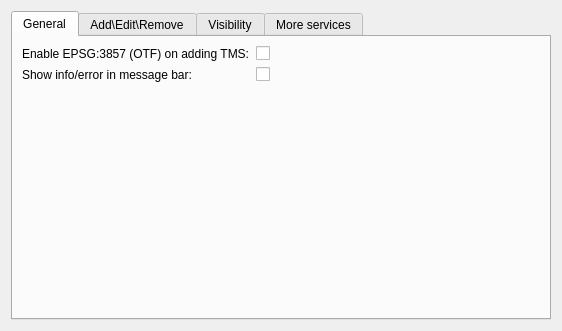
First picture: the form in src/quick_map_services/gui/qms_settings_page_base.ui, repository nextgis/quickmapservices, before the edit.
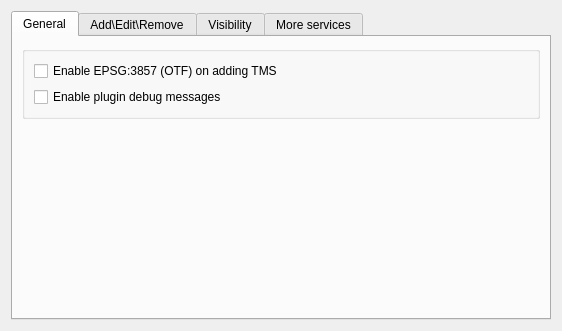
Second picture: the form after the edit.

What changed in the file:
```diff
--- a/src/quick_map_services/gui/qms_settings_page_base.ui
+++ b/src/quick_map_services/gui/qms_settings_page_base.ui
@@ -23,37 +23,51 @@
       <attribute name="title">
        <string>General</string>
       </attribute>
-      <layout class="QFormLayout" name="formLayout_2">
-       <property name="fieldGrowthPolicy">
-        <enum>QFormLayout::AllNonFixedFieldsGrow</enum>
-       </property>
-       <item row="0" column="0">
-        <widget class="QLabel" name="label_3">
-         <property name="text">
-          <string>Enable EPSG:3857 (OTF) on adding TMS:</string>
-         </property>
-        </widget>
-       </item>
-       <item row="0" column="1">
-        <widget class="QCheckBox" name="chkEnableOTF3857">
-         <property name="text">
+      <layout class="QVBoxLayout" name="verticalLayout_6">
+       <item>
+        <widget class="QGroupBox" name="general_groupbox">
+         <property name="title">
           <string/>
          </property>
+         <layout class="QVBoxLayout" name="verticalLayout_5">
+          <item>
+           <widget class="QCheckBox" name="chkEnableOTF3857">
+            <property name="enabled">
+             <bool>true</bool>
+            </property>
+            <property name="text">
+             <string>Enable EPSG:3857 (OTF) on adding TMS</string>
+            </property>
+            <property name="checked">
+             <bool>false</bool>
+            </property>
+           </widget>
+          </item>
+          <item>
+           <widget class="QCheckBox" name="debug_logs_checkbox">
+            <property name="text">
+             <string>Enable plugin debug messages</string>
+            </property>
+            <property name="checked">
+             <bool>false</bool>
+            </property>
+           </widget>
+          </item>
+         </layout>
         </widget>
        </item>
-       <item row="1" column="0">
-        <widget class="QLabel" name="label_4">
-         <property name="text">
-          <string>Show info/error in message bar:</string>
+       <item>
+        <spacer name="verticalSpacer_2">
+         <property name="orientation">
+          <enum>Qt::Vertical</enum>
          </property>
-        </widget>
-       </item>
-       <item row="1" column="1">
-        <widget class="QCheckBox" name="chkShowMessagesInBar">
-         <property name="text">
-          <string/>
+         <property name="sizeHint" stdset="0">
+          <size>
+           <width>20</width>
+           <height>40</height>
+          </size>
          </property>
-        </widget>
+        </spacer>
        </item>
       </layout>
      </widget>
```
